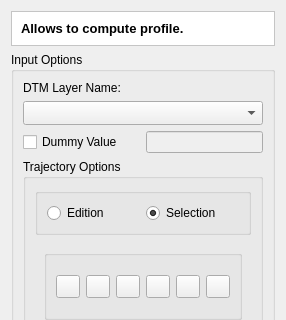
Qt form src/terralib/mnt/qt/ui/ProfileDialogForm.ui (claudiobogossian/terralib5) before a commit; both pictures show x 0 to 286 and y 0 to 320 of the 286 by 489 pixel window.
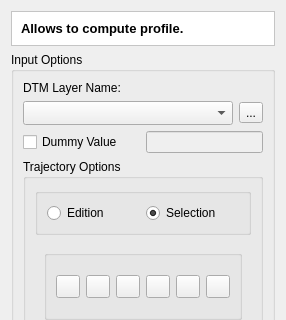
The same form after that commit. Custom widgets are drawn as their Qt base class.

Commit message: Adicionada interface de busca de layers

What changed in the file:
```diff
--- a/src/terralib/mnt/qt/ui/ProfileDialogForm.ui
+++ b/src/terralib/mnt/qt/ui/ProfileDialogForm.ui
@@ -54,8 +54,6 @@
      <property name="flat">
       <bool>false</bool>
      </property>
-     <layout class="QVBoxLayout" name="verticalLayout_4">
-      <item>
        <layout class="QVBoxLayout" name="verticalLayout_2">
         <item>
          <widget class="QLabel" name="label_3">
@@ -65,6 +63,8 @@
          </widget>
         </item>
         <item>
+       <layout class="QHBoxLayout" name="horizontalLayout_6">
+        <item>
          <widget class="QComboBox" name="m_inputLayersComboBox">
           <property name="sizePolicy">
            <sizepolicy hsizetype="Preferred" vsizetype="Fixed">
@@ -87,6 +87,15 @@
          </widget>
         </item>
         <item>
+         <widget class="QToolButton" name="m_layerSearchToolButton">
+          <property name="text">
+           <string>...</string>
+          </property>
+         </widget>
+        </item>
+       </layout>
+      </item>
+      <item>
          <layout class="QGridLayout" name="gridLayout_5">
           <item row="0" column="0">
            <widget class="QCheckBox" name="m_dummycheckBox">
@@ -107,8 +116,6 @@
              </sizepolicy>
             </property>
            </widget>
-          </item>
-         </layout>
         </item>
        </layout>
       </item>
```
Lines whose indentation alone changed are shown as unchanged. The commit also changes 23 other files.
